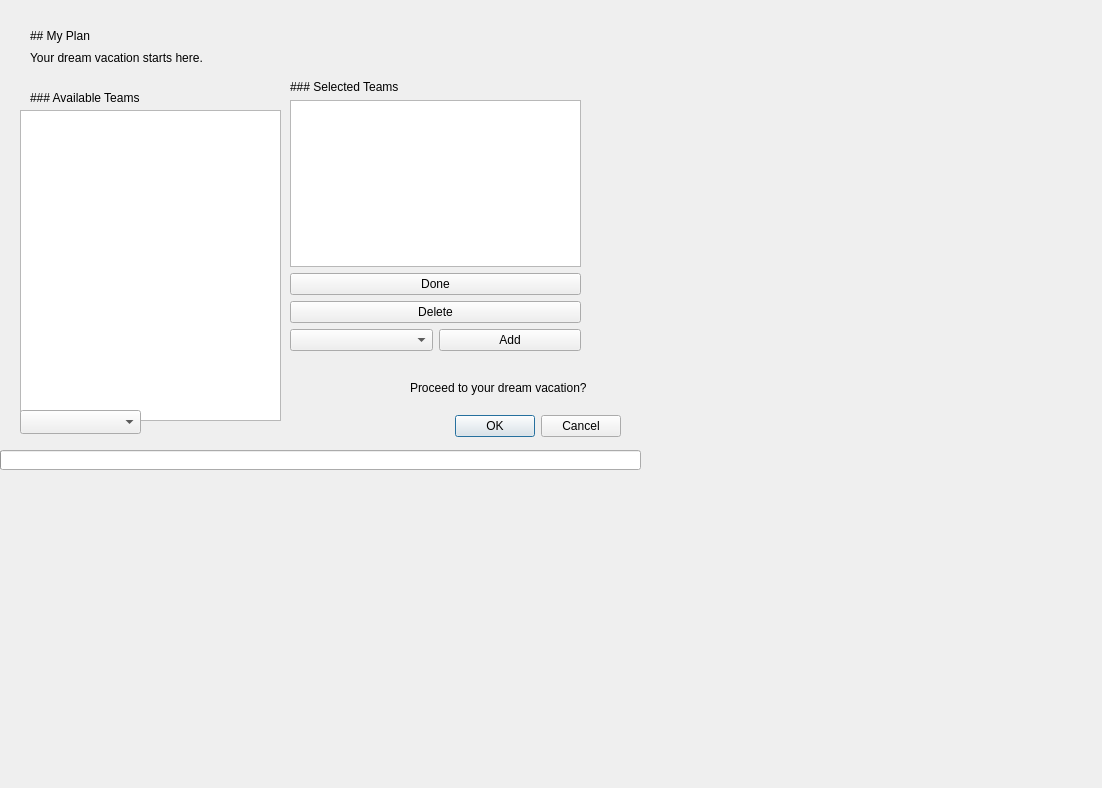
Before: the Qt Designer form Project-2-NFL/tripcreateWidget.ui in massivemembrain/Project-2-NFL, drawn with Qt 5.
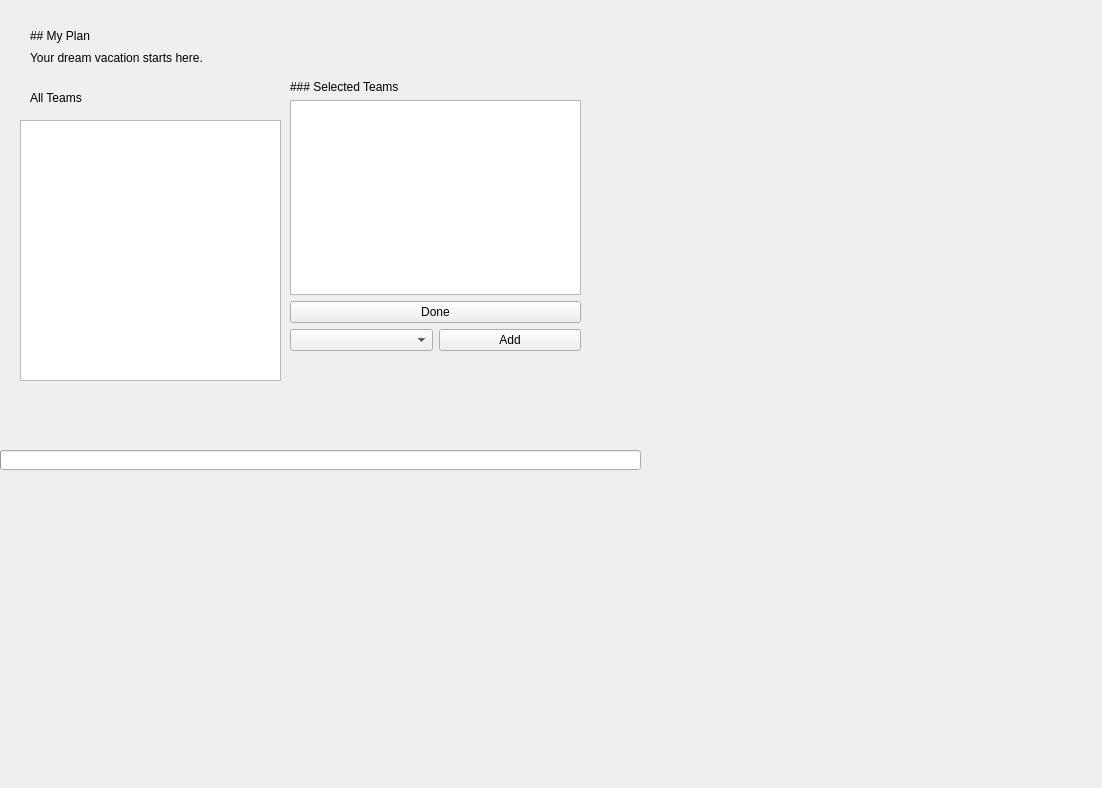
After: the same form once the commit is applied.

Commit message: Minor fix to Souv shop and Plan a trip

The edit to the form file:
```diff
--- a/Project-2-NFL/tripcreateWidget.ui
+++ b/Project-2-NFL/tripcreateWidget.ui
@@ -26,45 +26,6 @@
     <string>Your dream vacation starts here.</string>
    </property>
   </widget>
-  <widget class="QLabel" name="label_proceed">
-   <property name="geometry">
-    <rect>
-     <x>410</x>
-     <y>380</y>
-     <width>181</width>
-     <height>16</height>
-    </rect>
-   </property>
-   <property name="text">
-    <string>Proceed to your dream vacation?</string>
-   </property>
-  </widget>
-  <widget class="QTableWidget" name="teamTable">
-   <property name="geometry">
-    <rect>
-     <x>20</x>
-     <y>110</y>
-     <width>261</width>
-     <height>311</height>
-    </rect>
-   </property>
-  </widget>
-  <widget class="QDialogButtonBox" name="proceedButtons">
-   <property name="geometry">
-    <rect>
-     <x>280</x>
-     <y>410</y>
-     <width>341</width>
-     <height>32</height>
-    </rect>
-   </property>
-   <property name="orientation">
-    <enum>Qt::Horizontal</enum>
-   </property>
-   <property name="standardButtons">
-    <set>QDialogButtonBox::Cancel|QDialogButtonBox::Ok</set>
-   </property>
-  </widget>
   <widget class="QLabel" name="label_team_available">
    <property name="geometry">
     <rect>
@@ -75,7 +36,7 @@
     </rect>
    </property>
    <property name="text">
-    <string>### Available Teams</string>
+    <string>All Teams</string>
    </property>
    <property name="textFormat">
     <enum>Qt::MarkdownText</enum>
@@ -119,22 +80,6 @@
     <bool>false</bool>
    </property>
   </widget>
-  <widget class="QComboBox" name="planType">
-   <property name="geometry">
-    <rect>
-     <x>20</x>
-     <y>410</y>
-     <width>121</width>
-     <height>24</height>
-    </rect>
-   </property>
-   <property name="acceptDrops">
-    <bool>false</bool>
-   </property>
-   <property name="placeholderText">
-    <string>no item selected</string>
-   </property>
-  </widget>
   <widget class="QWidget" name="verticalLayoutWidget">
    <property name="geometry">
     <rect>
@@ -165,13 +110,6 @@
       </property>
      </widget>
     </item>
-    <item>
-     <widget class="QPushButton" name="pushButton_delete">
-      <property name="text">
-       <string>Delete</string>
-      </property>
-     </widget>
-    </item>
     <item>
      <layout class="QHBoxLayout" name="horizontalLayout">
       <item>
@@ -188,6 +126,16 @@
     </item>
    </layout>
   </widget>
+  <widget class="QTableView" name="teamTable">
+   <property name="geometry">
+    <rect>
+     <x>20</x>
+     <y>120</y>
+     <width>261</width>
+     <height>261</height>
+    </rect>
+   </property>
+  </widget>
  </widget>
  <resources/>
  <connections/>
```
The commit also changes 5 other files.
